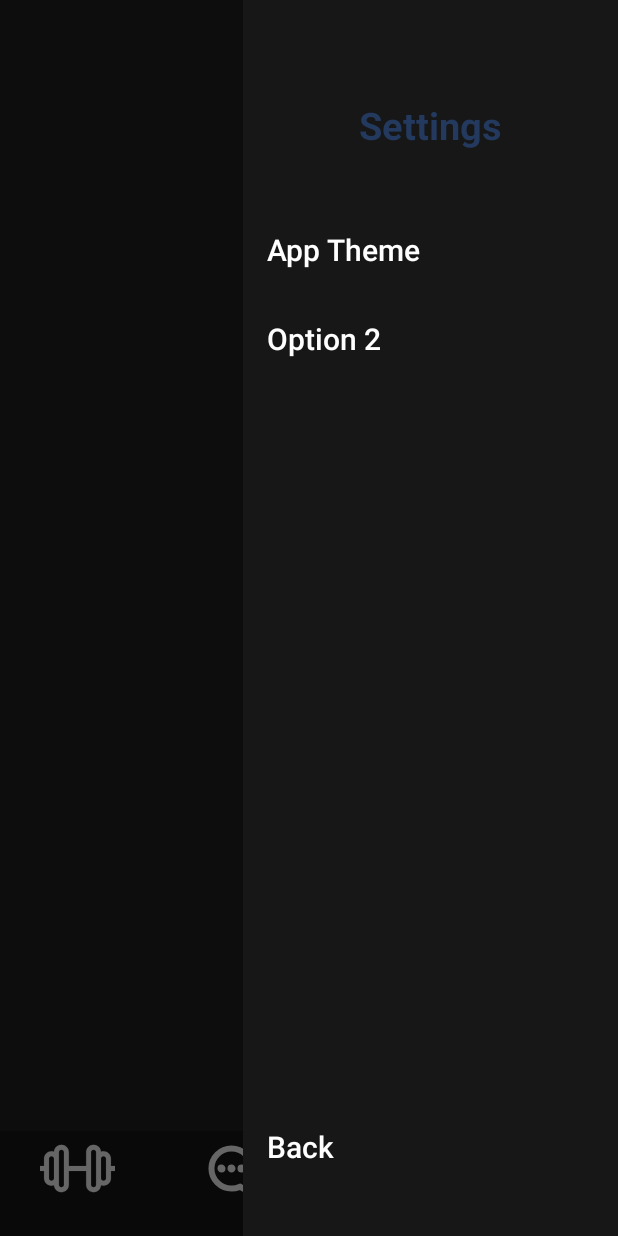
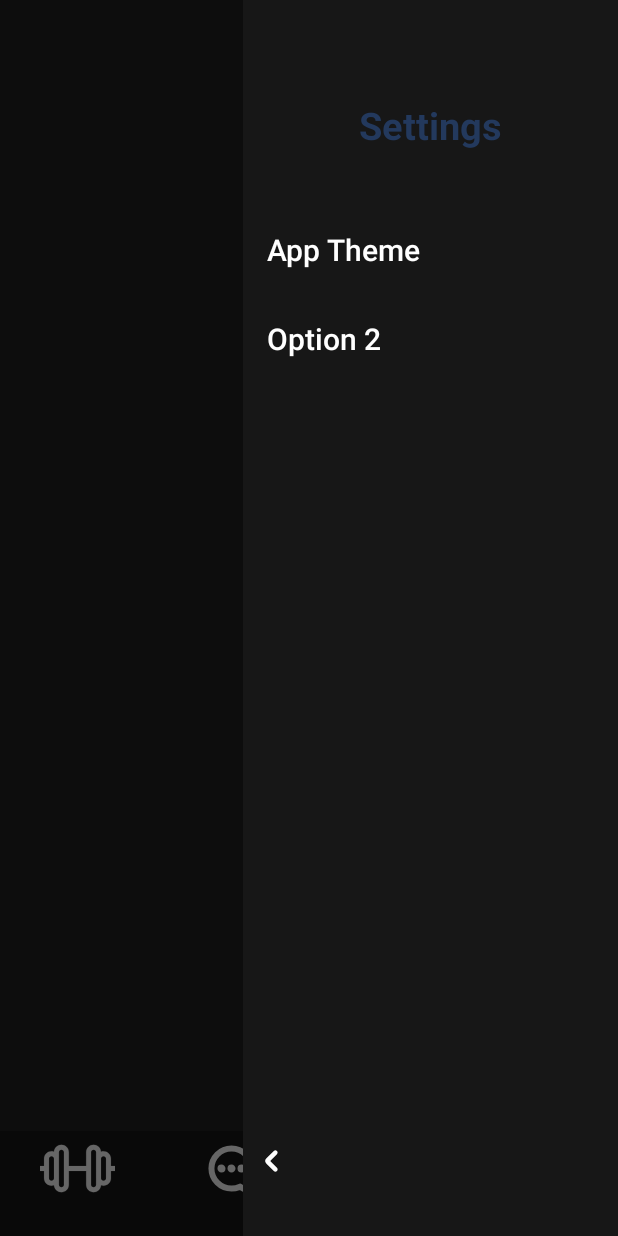
Before and after one commit to filippotatafiore/GymBro, an Android app built with Jetpack Compose: the ProfileActivity screen opened directly, with no data from a screen before it, after a tap on "Settings", on a phone screen of 412 x 824 dp. Run offline under Robolectric (Android 15) with nearby library versions, the phone set to English and light mode, and no system bars; 1 other tap on this screen came first.

Commit message:
back button in the profile menu

```diff
--- a/app/src/main/java/com/example/gymbro/ProfileActivity.kt
+++ b/app/src/main/java/com/example/gymbro/ProfileActivity.kt
@@ -16,12 +16,14 @@ import androidx.core.view.WindowInsetsCompat
 import com.google.android.material.navigation.NavigationView
 import androidx.drawerlayout.widget.DrawerLayout
 import androidx.core.view.GravityCompat
+import java.util.Stack
 
 class ProfileActivity : ComponentActivity() {
 
     private lateinit var drawerLayout: DrawerLayout
     private lateinit var menuButton: ImageButton
     private lateinit var menuContainer: FrameLayout
+    private val menuHistory = Stack<Int>() // Stack to store previous menus
 
     override fun onCreate(savedInstanceState: Bundle?) {
         super.onCreate(savedInstanceState)
@@ -52,22 +54,32 @@ class ProfileActivity : ComponentActivity() {
             drawerLayout.openDrawer(GravityCompat.END)
         }
 
-        // Function to load profile menu and set up its buttons
-        fun loadProfileMenu() {
+        // Function to load profile menu and store previous state
+        fun loadProfileMenu(layoutId: Int, storePrevious: Boolean = true) {
+            if (storePrevious) menuHistory.push(layoutId) // Store previous menu
+
             menuContainer.removeAllViews()
-            layoutInflater.inflate(R.layout.profile_menu, menuContainer, true)
+            layoutInflater.inflate(layoutId, menuContainer, true)
 
-            // bind the settings button and its click listener
-            val settingsButton = menuContainer.findViewById<Button>(R.id.settingsButton)
-            settingsButton.setOnClickListener {
-                val settingsView = layoutInflater.inflate(R.layout.settings, menuContainer, false)
-                menuContainer.removeAllViews()
-                menuContainer.addView(settingsView)
+
+            // Handle the settings button (if present in the current layout)
+            menuContainer.findViewById<Button>(R.id.settingsButton)?.setOnClickListener {
+                loadProfileMenu(R.layout.settings) // Open settings menu
+            }
+
+            // Handle the back button (if present in the current layout)
+            menuContainer.findViewById<ImageButton>(R.id.backmenuButton)?.setOnClickListener {
+                if (menuHistory.isNotEmpty()) {
+                    val previousMenu = menuHistory.pop() // Go back
+                    loadProfileMenu(previousMenu, storePrevious = false)
+                } else {
+                    loadProfileMenu(R.layout.profile_menu) // Default fallback
+                }
             }
         }
 
         // Load the initial profile menu
-        loadProfileMenu()
+        loadProfileMenu(R.layout.profile_menu, storePrevious = false)
 
         // Listen for drawer close event
         drawerLayout.addDrawerListener(object : DrawerLayout.DrawerListener {
@@ -76,7 +88,8 @@ class ProfileActivity : ComponentActivity() {
             override fun onDrawerOpened(drawerView: View) {}
 
             override fun onDrawerClosed(drawerView: View) {
-                loadProfileMenu()
+                menuHistory.clear() // Clear history when menu closes
+                loadProfileMenu(R.layout.profile_menu, storePrevious = false)
             }
 
             override fun onDrawerStateChanged(newState: Int) {}
--- /dev/null
+++ b/app/src/main/res/drawable/back_arrow_icon.xml
@@ -0,0 +1,5 @@
+<vector xmlns:android="http://schemas.android.com/apk/res/android" android:height="48dp" android:viewportHeight="24" android:viewportWidth="24" android:width="48dp">
+
+    <path android:fillColor="#ffffff" android:pathData="M14.289,5.707C13.899,5.317 13.266,5.317 12.875,5.707L7.988,10.599C7.207,11.38 7.208,12.646 7.988,13.427L12.879,18.317C13.269,18.708 13.902,18.708 14.293,18.317C14.684,17.927 14.684,17.294 14.293,16.903L10.107,12.717C9.717,12.327 9.717,11.694 10.107,11.303L14.289,7.121C14.68,6.731 14.68,6.098 14.289,5.707Z" android:strokeColor="#ffffff" android:strokeWidth="1"/>
+
+</vector>
--- a/app/src/main/res/layout/settings.xml
+++ b/app/src/main/res/layout/settings.xml
@@ -45,10 +45,14 @@
         android:layout_height="0dp"
         android:layout_weight="1" />
 
-    <Button
-        android:id="@+id/menu_option_5"
-        style="@style/ProfileMenuItemStyle"
-        android:text="Back"/>
+    <ImageButton
+        android:id="@+id/backmenuButton"
+        android:layout_width="40dp"
+        android:layout_height="40dp"
+        android:scaleType="centerInside"
+        android:padding="8dp"
+        android:background="@android:color/transparent"
+        android:src="@drawable/back_arrow_icon"/>
 
     <!-- spacer -->
     <View
```
